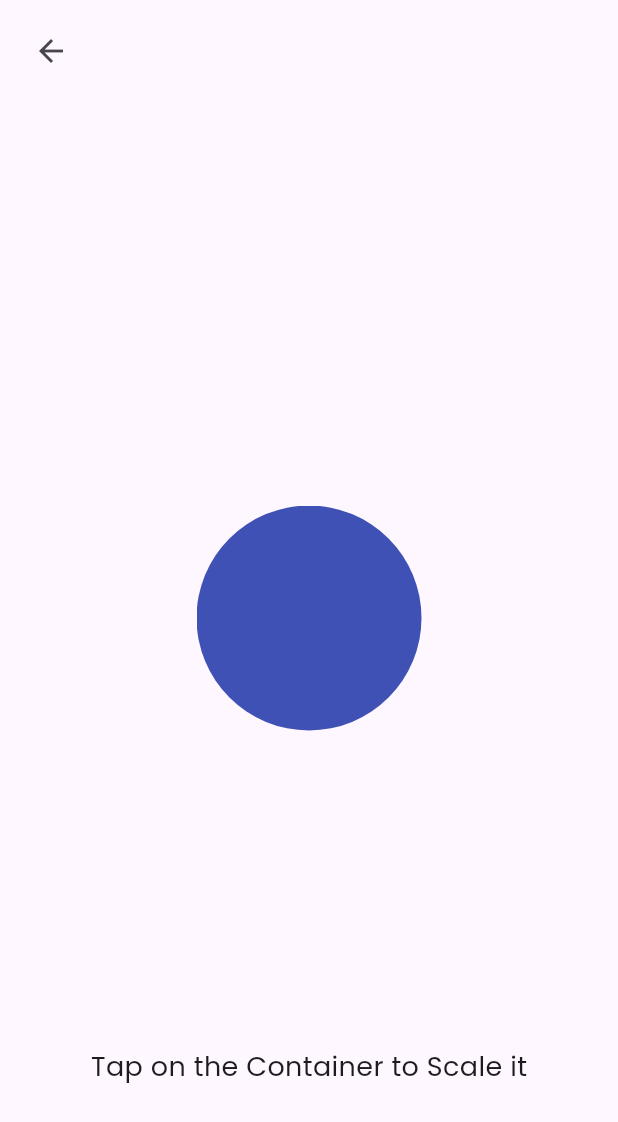
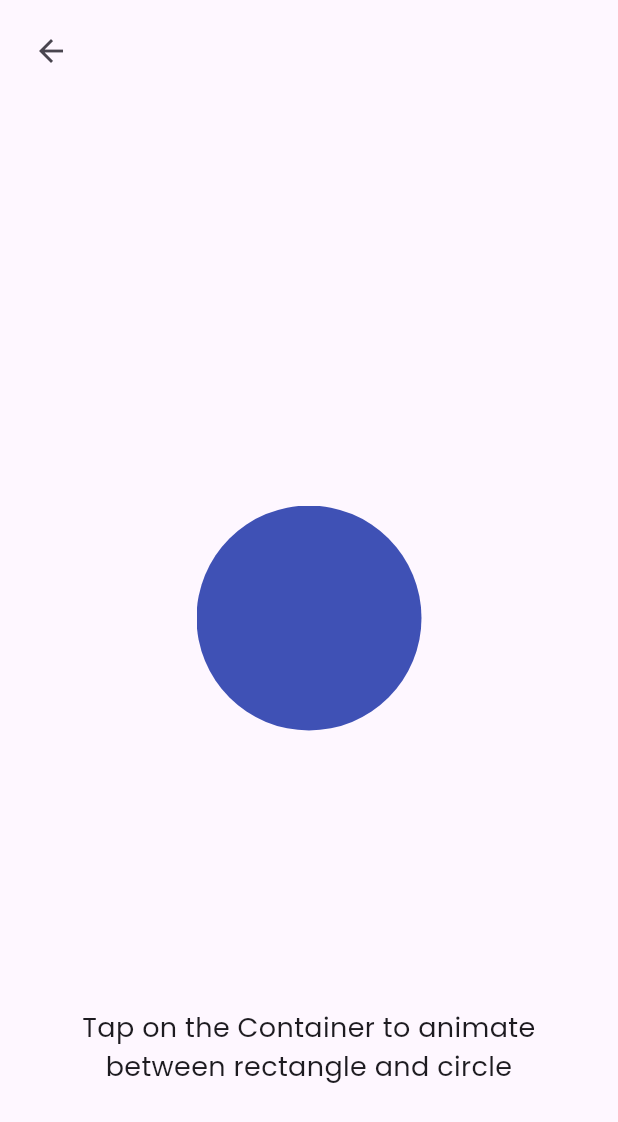
Before and after one commit to bhawesh2002/animotion_gallery, a Flutter app: the AniCrossFadePage screen opened directly, on a phone screen of 412 x 824 dp. Shown: the top 1122 px of the screen. Run offline on Flutter 3.47's test engine with Material 3 defaults, Android fonts, the phone set to English and light mode, and no system bars; our stand-ins replace google_fonts.

Commit message:
Update text in AniCrossFadePage

```diff
--- a/lib/implicit animations/ani_cross_fade.dart
+++ b/lib/implicit animations/ani_cross_fade.dart
@@ -26,9 +26,13 @@ class AniCrossFadePage extends StatelessWidget {
             bottom: 100,
             child: Align(
               alignment: Alignment.bottomCenter,
-              child: Text(
-                "Tap on the Container to Scale it",
-                style: TextStyle(fontSize: 18),
+              child: SizedBox(
+                width: 350,
+                child: Text(
+                  "Tap on the Container to animate between rectangle and circle",
+                  textAlign: TextAlign.center,
+                  style: TextStyle(fontSize: 18),
+                ),
               ),
             ),
           ),
```
